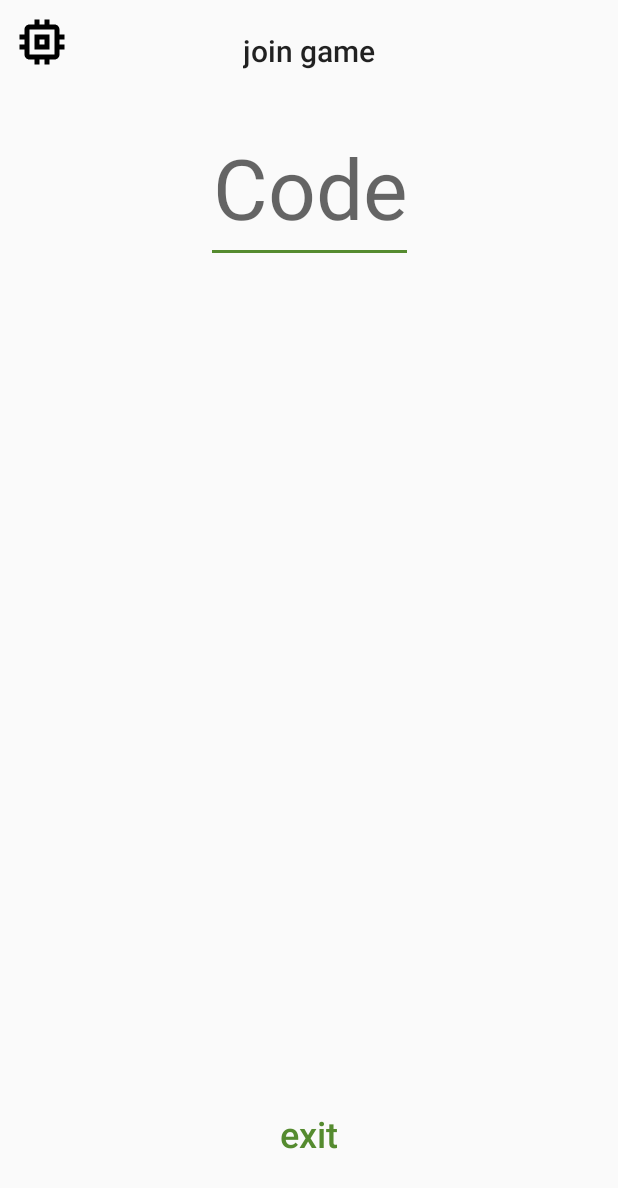
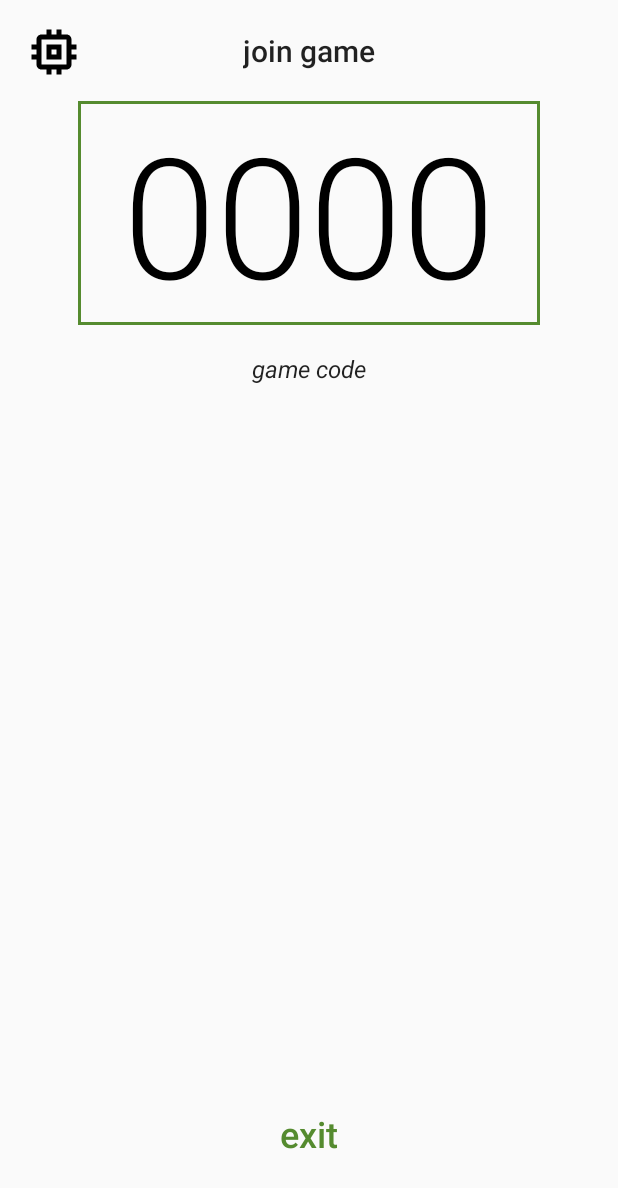
Before and after one commit to iiridescent/ordo, an Android app: the layout activity_game_join.xml on its own in the app's theme, with its tools: preview values and no code run, on a phone screen of 412 x 824 dp. Shown: the top 1188 px of the screen. Run offline under Robolectric (Android 15) with nearby library versions, the phone set to English and light mode, and no system bars.

Commit message:
Icon at top left, when clicked, returns to menu

```diff
--- a/app/src/main/AndroidManifest.xml
+++ b/app/src/main/AndroidManifest.xml
@@ -53,7 +53,8 @@
                 <action android:name="android.intent.action.MAIN" />
             </intent-filter>
         </activity>
-        <activity android:name=".GameResultsActivity">
+        <activity android:name=".GameResultsActivity"
+            android:theme="@style/AppTheme.NoActionBar">
             <intent-filter>
                 <action android:name="android.intent.action.MAIN" />
             </intent-filter>
--- a/app/src/main/java/com/base512/ordo/GameJoinActivity.java
+++ b/app/src/main/java/com/base512/ordo/GameJoinActivity.java
@@ -17,7 +17,7 @@ public class GameJoinActivity extends OrdoActivity {
     }
 
     private void setupViews() {
-        mExitButton = (Button) findViewById(R.id.exitButton);
+        mExitButton = (Button) findViewById(R.id.gameExitButton);
 
         mExitButton.setOnClickListener(new View.OnClickListener() {
             @Override
--- a/app/src/main/java/com/base512/ordo/MenuActivity.java
+++ b/app/src/main/java/com/base512/ordo/MenuActivity.java
@@ -61,7 +61,6 @@ public class MenuActivity extends OrdoActivity {
     }
 
     private void joinGame() {
-        Intent intent = new Intent(this, GameJoinActivity.class);
-        startActivity(intent);
+        ActivityUtils.openActivityWithTransition(this, GameJoinActivity.class, null, mLogoImage, getString(R.string.logo_transition_name));
     }
 }
--- a/app/src/main/res/layout/activity_game_create.xml
+++ b/app/src/main/res/layout/activity_game_create.xml
@@ -112,6 +112,7 @@
             android:layout_width="40dp"
             android:layout_height="40dp"
             android:layout_marginTop="2dp"
+            android:clickable="true"
             app:srcCompat="@drawable/ic_memory_black_24dp"
             android:layout_marginStart="16dp"
             app:layout_constraintLeft_toLeftOf="parent"
--- a/app/src/main/res/layout/activity_game_join.xml
+++ b/app/src/main/res/layout/activity_game_join.xml
@@ -2,67 +2,82 @@
 <android.support.constraint.ConstraintLayout xmlns:android="http://schemas.android.com/apk/res/android"
     xmlns:app="http://schemas.android.com/apk/res-auto"
     xmlns:tools="http://schemas.android.com/tools"
-    android:id="@+id/activity_join"
+    android:id="@+id/activity_lobby"
     android:layout_width="match_parent"
     android:layout_height="match_parent"
-    tools:context="com.base512.ordo.GameJoinActivity">
+    tools:context="com.base512.ordo.GameLobbyActivity">
 
     <TextView
         android:text="join game"
-            style="@style/TitleLabelStyle"
         android:layout_width="wrap_content"
         android:layout_height="wrap_content"
-            android:id="@+id/joinLabel"
+        android:id="@+id/lobbyLabel"
+        style="@style/TitleLabelStyle"
+        app:layout_constraintRight_toRightOf="parent"
+        app:layout_constraintTop_toTopOf="parent"
+        app:layout_constraintLeft_toLeftOf="parent"/>
+
+    <LinearLayout
+        android:layout_width="wrap_content"
+        android:layout_height="wrap_content"
+        android:paddingLeft="30dp"
+        android:paddingRight="30dp"
+        android:background="@drawable/code_stroke"
+        android:backgroundTint="@color/colorAccent"
+        android:backgroundTintMode="src_in"
+        app:layout_constraintTop_toBottomOf="@+id/lobbyLabel"
+        app:layout_constraintRight_toRightOf="parent"
+        app:layout_constraintLeft_toLeftOf="parent"
+        android:id="@+id/gameCodeContainer">
+
+        <TextView
+            android:textAppearance="@style/TextAppearance.GameCodeLabel"
+            tools:text="0000"
+            android:textAllCaps="true"
+            android:layout_height="wrap_content"
+            android:layout_width="wrap_content"
+            android:textIsSelectable="true"
+            android:maxLength="4"
+            android:id="@+id/joinGameCodeLabel"/>
+    </LinearLayout>
+
+    <TextView
+        android:text="game code"
+        android:layout_width="wrap_content"
+        android:layout_height="wrap_content"
+        android:id="@+id/gameCodeInform"
+        style="@style/CaptionLabelStyle"
+        android:layout_marginEnd="16dp"
+        app:layout_constraintRight_toRightOf="parent"
+        android:layout_marginStart="16dp"
+        app:layout_constraintLeft_toLeftOf="parent"
+        app:layout_constraintTop_toBottomOf="@+id/gameCodeContainer"
+        android:layout_marginTop="8dp"/>
+
+    <Button
+        android:text="exit"
+        android:layout_width="wrap_content"
+        android:layout_height="wrap_content"
+        style="@style/MenuButton"
+        android:id="@+id/gameExitButton"
         android:layout_marginStart="16dp"
         app:layout_constraintLeft_toLeftOf="parent"
         android:layout_marginEnd="16dp"
         app:layout_constraintRight_toRightOf="parent"
-            app:layout_constraintTop_toTopOf="parent"/>
+        app:layout_constraintBottom_toBottomOf="parent"
+        android:layout_marginBottom="32dp"/>
 
-    <EditText
-            android:layout_width="wrap_content"
-            android:textAppearance="@style/TextAppearance.AppCompat.Display3"
-            android:textAlignment="center"
-            android:textAllCaps="true"
-            android:layout_height="100dp"
-            android:inputType="textCapCharacters"
-            android:maxLength="4"
-
-            android:id="@+id/joinCode"
-            android:hint="Code"
-            android:layout_alignParentTop="true"
-            android:layout_marginStart="16dp"
-            app:layout_constraintLeft_toLeftOf="parent"
-            android:layout_marginEnd="16dp"
-            app:layout_constraintRight_toRightOf="parent"
-            app:layout_constraintTop_toBottomOf="@+id/joinLabel"
-            android:layout_marginTop="8dp"/>
-
-    <Button
-            android:text="exit"
-            android:layout_width="100dp"
-            android:textAppearance="@style/TextAppearance.AppCompat.Display2"
-            android:layout_height="wrap_content"
-            android:id="@+id/exitButton"
-            style="@style/MenuButton"
-            android:layout_alignParentBottom="true"
-            android:layout_centerHorizontal="true"
-            app:layout_constraintBottom_toBottomOf="parent"
-            android:layout_marginBottom="32dp"
-            android:layout_marginEnd="16dp"
-            app:layout_constraintRight_toRightOf="parent"
-            android:layout_marginStart="16dp"
-            app:layout_constraintLeft_toLeftOf="parent"/>
 
     <ImageView
         android:layout_width="40dp"
         android:layout_height="40dp"
+        android:layout_marginTop="2dp"
         app:srcCompat="@drawable/ic_memory_black_24dp"
-            android:layout_marginStart="8dp"
+        android:layout_marginStart="16dp"
         app:layout_constraintLeft_toLeftOf="parent"
+        android:transitionName="@string/logo_transition_name"
         android:id="@+id/logoImage"
-            android:layout_marginTop="8dp"
-            app:layout_constraintTop_toTopOf="parent"
-            />
+        app:layout_constraintBottom_toBottomOf="@+id/lobbyLabel"
+        app:layout_constraintTop_toTopOf="@+id/lobbyLabel"/>
 
 </android.support.constraint.ConstraintLayout>
--- a/app/src/main/res/layout/activity_menu.xml
+++ b/app/src/main/res/layout/activity_menu.xml
@@ -56,7 +56,7 @@
             android:layout_height="wrap_content"
             android:id="@+id/joinGameButton"
             style="@style/MenuButton"
-            android:enabled="false"
+            android:enabled="true"
             android:layout_marginStart="16dp"
             app:layout_constraintLeft_toLeftOf="parent"
             android:layout_marginEnd="16dp"
```
Also changed, not shown: app/src/main/java/com/base512/ordo/GameCreateActivity.java (+14 -0 lines), app/src/main/java/com/base512/ordo/GameLobbyActivity.java (+17 -0 lines), app/src/main/java/com/base512/ordo/GameResultsActivity.java (+12 -0 lines), app/src/main/res/layout/activity_game_results.xml (+13 -0 lines). Lines whose indentation alone changed are shown as unchanged.
